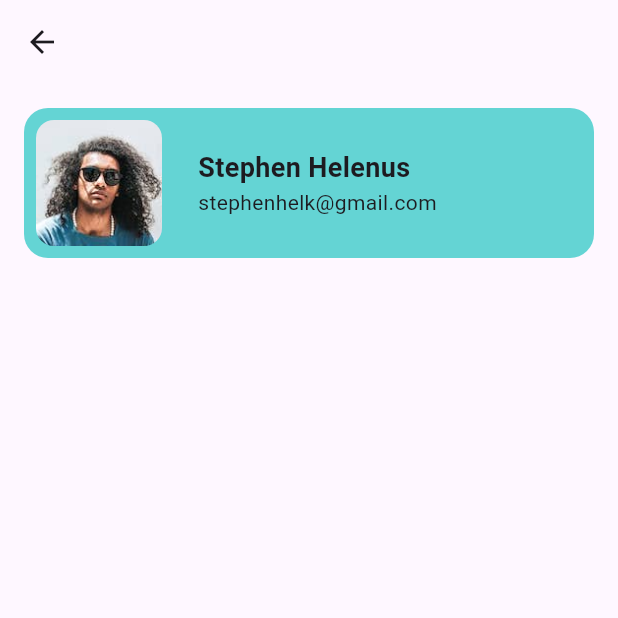
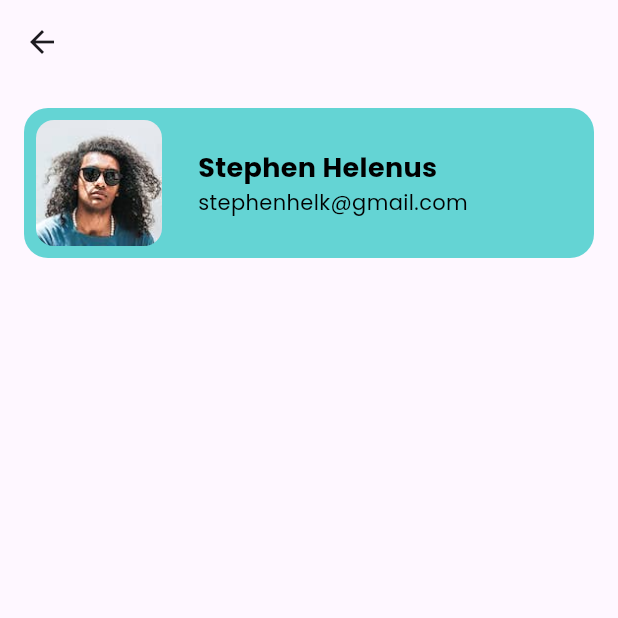
Before and after one commit to penhele/palindrome_app, a Flutter app: the ThirdScreen screen opened directly, on a phone screen of 412 x 824 dp, the top half of it. Run offline on Flutter 3.47's test engine with Material 3 defaults, Android fonts, the phone set to English and light mode, and no system bars; our stand-ins replace awesome_dialog, get, iconsax, lottie.

Commit message:
refactor: add awesome dialog and edit font family

```diff
--- a/lib/main.dart
+++ b/lib/main.dart
@@ -1,7 +1,8 @@
 import 'package:flutter/material.dart';
 import 'package:get/get.dart';
 
-import 'navigation_menu.dart';
+// import 'navigation_menu.dart';
+import 'ui/home/home.dart';
 import 'utils/constants/theme/theme.dart';
 
 void main() {
@@ -17,7 +18,7 @@ class MyApp extends StatelessWidget {
       themeMode: ThemeMode.system,
       theme: SAppTheme.lightTheme,
       darkTheme: SAppTheme.darkTheme,
-      home: const NavigationMenu(),
+      home: const HomeScreen(),
     );
   }
 }
--- a/lib/navigation_menu.dart
+++ b/lib/navigation_menu.dart
@@ -2,7 +2,7 @@ import 'package:flutter/material.dart';
 import 'package:get/get.dart';
 import 'package:iconsax/iconsax.dart';
 
-import 'ui/first.dart';
+import 'ui/home/home.dart';
 import 'ui/second.dart';
 import 'ui/third.dart';
 
@@ -37,7 +37,7 @@ class NavigationController extends GetxController {
   final Rx<int> selectedIndex = 0.obs;
 
   final screens = [
-    const FirstScreen(),
+    const HomeScreen(),
     const SecondScreen(),
     const ThirdScreen(),
   ];
--- a/lib/ui/first.dart
+++ b/lib/ui/home/home.dart
@@ -3,14 +3,17 @@ import 'package:get/get.dart';
 import 'package:iconsax/iconsax.dart';
 import 'package:lottie/lottie.dart';
 
-import '../utils/constants/sizes.dart';
-import 'second.dart';
+import '../../utils/constants/sizes.dart';
+import '../second.dart';
+import 'home_controller.dart';
 
-class FirstScreen extends StatelessWidget {
-  const FirstScreen({super.key});
+class HomeScreen extends StatelessWidget {
+  const HomeScreen({super.key});
 
   @override
   Widget build(BuildContext context) {
+    final controller = Get.put(HomeController());
+
     return Scaffold(
       body: SafeArea(
         child: Padding(
@@ -30,6 +33,7 @@ class FirstScreen extends StatelessWidget {
               const SizedBox(height: SSizes.spaceBtwSection),
 
               TextFormField(
+                controller: controller.nameController,
                 decoration: const InputDecoration(
                   prefixIcon: Icon(Iconsax.direct_right),
                   labelText: 'Name',
@@ -38,6 +42,7 @@ class FirstScreen extends StatelessWidget {
               const SizedBox(height: SSizes.spaceBtwItems),
 
               TextFormField(
+                controller: controller.palindromeController,
                 decoration: const InputDecoration(
                   prefixIcon: Icon(Iconsax.direct_right),
                   labelText: 'Palindrome',
@@ -48,7 +53,7 @@ class FirstScreen extends StatelessWidget {
               SizedBox(
                 width: double.infinity,
                 child: ElevatedButton(
-                  onPressed: () {},
+                  onPressed: () => controller.checkPalindrome(context),
                   child: const Text('CHECK'),
                 ),
               ),
--- /dev/null
+++ b/lib/ui/home/home_controller.dart
@@ -0,0 +1,35 @@
+import 'package:awesome_dialog/awesome_dialog.dart';
+import 'package:flutter/material.dart';
+import 'package:get/get.dart';
+
+import '../../utils/helpers/string_helper.dart';
+
+class HomeController extends GetxController {
+  final nameController = TextEditingController();
+  final palindromeController = TextEditingController();
+
+  void checkPalindrome(BuildContext context) {
+    FocusScope.of(context).unfocus();
+    final result = SStringHelper.isPalindrome(palindromeController.text);
+
+    Future.delayed(const Duration(milliseconds: 100), () {
+      AwesomeDialog(
+        context: context,
+        dialogType: result ? DialogType.success : DialogType.error,
+        animType: AnimType.scale,
+        title: 'Palindrome Check',
+        desc: result ? 'isPalindrome' : 'not palindrome',
+        btnOkOnPress: () {},
+      ).show();
+    });
+  }
+
+  String get userName => nameController.text;
+
+  @override
+  void onClose() {
+    nameController.dispose();
+    palindromeController.dispose();
+    super.onClose();
+  }
+}
--- /dev/null
+++ b/lib/utils/constants/theme/costum_themes/text_theme.dart
@@ -0,0 +1,127 @@
+import 'package:flutter/material.dart';
+
+class STextTheme {
+  STextTheme._();
+
+  static TextTheme lightTextTheme = TextTheme(
+    headlineLarge: const TextStyle().copyWith(
+      fontSize: 32.0,
+      fontWeight: FontWeight.bold,
+      color: Colors.black,
+    ),
+    headlineMedium: const TextStyle().copyWith(
+      fontSize: 24.0,
+      fontWeight: FontWeight.w600,
+      color: Colors.black,
+    ),
+    headlineSmall: const TextStyle().copyWith(
+      fontSize: 18.0,
+      fontWeight: FontWeight.w600,
+      color: Colors.black,
+    ),
+
+    titleLarge: const TextStyle().copyWith(
+      fontSize: 16.0,
+      fontWeight: FontWeight.w600,
+      color: Colors.black,
+    ),
+    titleMedium: const TextStyle().copyWith(
+      fontSize: 16.0,
+      fontWeight: FontWeight.w500,
+      color: Colors.black,
+    ),
+    titleSmall: const TextStyle().copyWith(
+      fontSize: 16.0,
+      fontWeight: FontWeight.w400,
+      color: Colors.black,
+    ),
+
+    bodyLarge: const TextStyle().copyWith(
+      fontSize: 14.0,
+      fontWeight: FontWeight.w500,
+      color: Colors.black,
+    ),
+    bodyMedium: const TextStyle().copyWith(
+      fontSize: 14.0,
+      fontWeight: FontWeight.normal,
+      color: Colors.black,
+    ),
+    bodySmall: const TextStyle().copyWith(
+      fontSize: 14.0,
+      fontWeight: FontWeight.w500,
+      color: Colors.black.withValues(alpha: 0.5),
+    ),
+
+    labelLarge: const TextStyle().copyWith(
+      fontSize: 12.0,
+      fontWeight: FontWeight.normal,
+      color: Colors.black,
+    ),
+    labelMedium: const TextStyle().copyWith(
+      fontSize: 12.0,
+      fontWeight: FontWeight.normal,
+      color: Colors.black.withValues(alpha: 0.5),
+    ),
+  );
+
+  static TextTheme darkTextTheme = TextTheme(
+    headlineLarge: const TextStyle().copyWith(
+      fontSize: 32.0,
+      fontWeight: FontWeight.bold,
+      color: Colors.white,
+    ),
+    headlineMedium: const TextStyle().copyWith(
+      fontSize: 24.0,
+      fontWeight: FontWeight.w600,
+      color: Colors.white,
+    ),
+    headlineSmall: const TextStyle().copyWith(
+      fontSize: 18.0,
+      fontWeight: FontWeight.w600,
+      color: Colors.white,
+    ),
+
+    titleLarge: const TextStyle().copyWith(
+      fontSize: 16.0,
+      fontWeight: FontWeight.w600,
+      color: Colors.white,
+    ),
+    titleMedium: const TextStyle().copyWith(
+      fontSize: 16.0,
+      fontWeight: FontWeight.w500,
+      color: Colors.white,
+    ),
+    titleSmall: const TextStyle().copyWith(
+      fontSize: 16.0,
+      fontWeight: FontWeight.w400,
+      color: Colors.white,
+    ),
+
+    bodyLarge: const TextStyle().copyWith(
+      fontSize: 14.0,
+      fontWeight: FontWeight.w500,
+      color: Colors.white,
+    ),
+    bodyMedium: const TextStyle().copyWith(
+      fontSize: 14.0,
+      fontWeight: FontWeight.normal,
+      color: Colors.white,
+    ),
+    bodySmall: const TextStyle().copyWith(
+      fontSize: 14.0,
+      fontWeight: FontWeight.w500,
+      color: Colors.white.withValues(alpha: 0.5),
+    ),
+
+    labelLarge: const TextStyle().copyWith(
+      fontSize: 12.0,
+      fontWeight: FontWeight.normal,
+      color: Colors.white,
+    ),
+    labelMedium: const TextStyle().copyWith(
+      fontSize: 12.0,
+      fontWeight: FontWeight.normal,
+      color: Colors.white.withValues(alpha: 0.5),
+    ),
+  );
+}
--- a/lib/utils/constants/theme/theme.dart
+++ b/lib/utils/constants/theme/theme.dart
@@ -1,4 +1,5 @@
 import 'package:flutter/material.dart';
+import 'package:palindrome_app/utils/constants/theme/costum_themes/text_theme.dart';
 
 import 'costum_themes/elevated_button_theme.dart';
 import 'costum_themes/text_field_theme.dart';
@@ -8,14 +9,18 @@ class SAppTheme {
 
   static ThemeData lightTheme = ThemeData(
     useMaterial3: true,
+    fontFamily: 'Poppins',
     brightness: Brightness.light,
+    textTheme: STextTheme.lightTextTheme,
     elevatedButtonTheme: SElevatedButtonTheme.lightElevatedButtonTheme,
     inputDecorationTheme: STextFormFieldTheme.lightInputDecorationTheme,
   );
 
   static ThemeData darkTheme = ThemeData(
     useMaterial3: true,
+    fontFamily: 'Poppins',
     brightness: Brightness.dark,
+    textTheme: STextTheme.darkTextTheme,
     elevatedButtonTheme: SElevatedButtonTheme.darkElevatedButtonTheme,
     inputDecorationTheme: STextFormFieldTheme.darkInputDecorationTheme,
   );
--- /dev/null
+++ b/lib/utils/helpers/string_helper.dart
@@ -0,0 +1,7 @@
+class SStringHelper {
+  static bool isPalindrome(String value) {
+    final cleaned = value.replaceAll(' ', '').toLowerCase();
+    final reversed = cleaned.split('').reversed.join();
+    return cleaned == reversed;
+  }
+}
```
Also changed, not shown: pubspec.yaml (+19 -29 lines), assets/fonts/Poppins-Bold.ttf (added), assets/fonts/Poppins-BoldItalic.ttf (added), assets/fonts/Poppins-Italic.ttf (added), assets/fonts/Poppins-Light.ttf (added), assets/fonts/Poppins-LightItalic.ttf (added), assets/fonts/Poppins-Medium.ttf (added), assets/fonts/Poppins-MediumItalic.ttf (added), assets/fonts/Poppins-Regular.ttf (added), assets/fonts/Poppins-SemiBold.ttf (added), assets/fonts/Poppins-SemiBoldItalic.ttf (added), assets/fonts/coolvetica_regular.otf (added), assets/fonts/coolvetica_regular_italic.otf (added), pubspec.lock.
